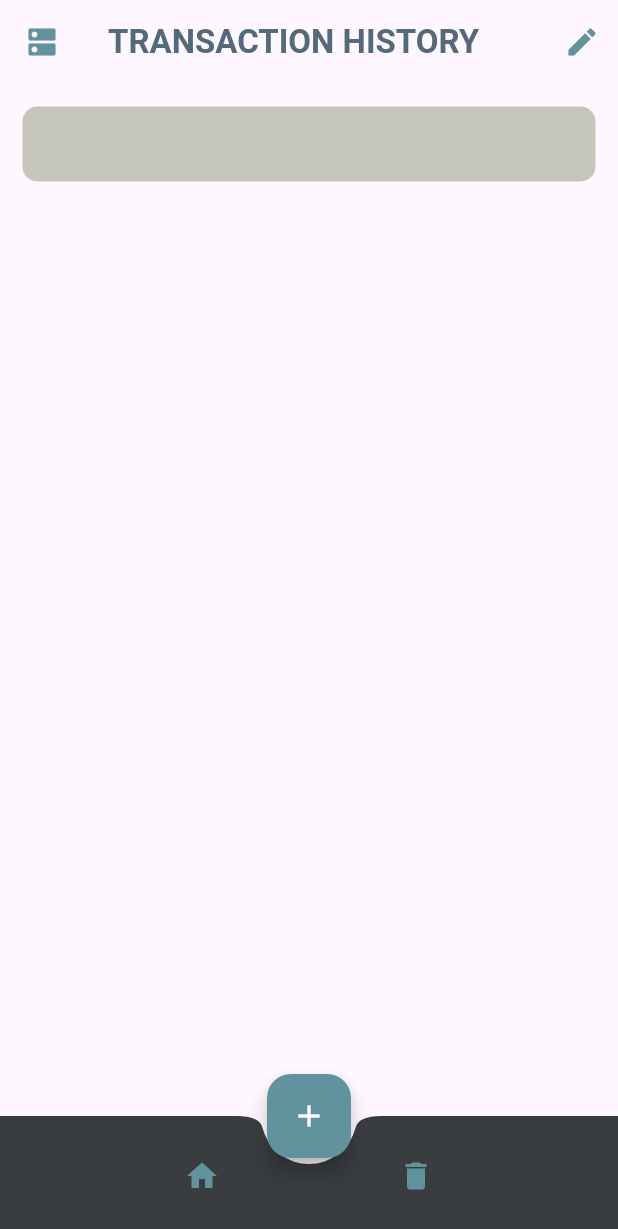
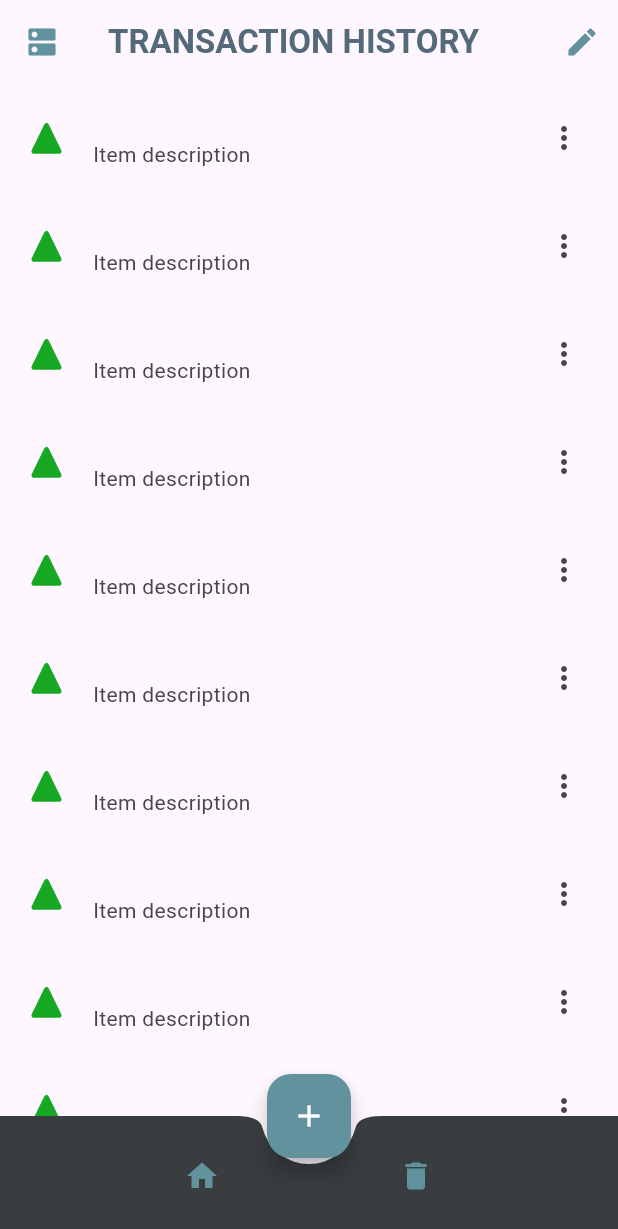
Before and after one commit to 1123Alessandro/PesoPal, a Flutter app: the screen it shows after launch, on a phone screen of 412 x 824 dp. Shown: the top 1229 px of the screen. Run offline on Flutter 3.47's test engine with Material 3 defaults, Android fonts, the light colour scheme and no system bars; our stand-ins replace sqflite, sqflite_common; missing offline and left inert: peso_pal; accounts and stored records are empty.

Commit message:
updated trans

```diff
--- a/lib/TransactionHistory.dart
+++ b/lib/TransactionHistory.dart
@@ -1,6 +1,14 @@
 import 'package:flutter/material.dart';
+import 'package:flutter/cupertino.dart';
+import 'constants.dart';
+import 'TxnType.dart';
+import 'DatabaseManager.dart';
 
 const activeCardColor = Color(0xFFC6C5B9);
+String transactionName = '';
+String transactionDate = '';
+int transactionPrice = 0;
+//final List<Map> items = List<String>.generate(10000, (i) => '$i');
 
 class HistoryPage extends StatefulWidget {
   @override
@@ -8,6 +16,10 @@ class HistoryPage extends StatefulWidget {
 }
 
 class _TransactionHistoryState extends State<HistoryPage> {
+  TxnType type = TxnType.Earn;
+  //List<Map> items = List<String>.generate(10000, (i) => '$i');
+  //_TransactionHistoryState({required this.items});
+
   @override
   Widget build(BuildContext context) {
     return Scaffold(
@@ -37,17 +49,42 @@ class _TransactionHistoryState extends State<HistoryPage> {
           ),
         ],
       ),
-      body: Column(
-        children: <Widget>[
+      body: Center(
+        child: ListView.builder(
+          //itemCount: items.length,
+          itemBuilder: (context, index) {
+            if(type == TxnType.Earn) {
+              return ListTile(
+                leading:
+                Icon(
+                  CupertinoIcons.arrowtriangle_up_fill,
+                  size: 30.0,
+                  color: incomeArrowIn,
+                ),
+                //title: Text('Item ${items[index]}'),
+                subtitle: Text('Item description'),
+                trailing: Icon(Icons.more_vert),
+              );
+            }
+            else {
+              return ListTile(
+                leading:
+                Icon(
+                  CupertinoIcons.arrowtriangle_down_fill,
+                  size: 100.0,
+                  color: expensesArrowIn,
+                ),
+                //title: Text('Item ${items[index]}'),
+                subtitle: Text('Item description'),
+                trailing: Icon(Icons.more_vert),
+              );
+            }
+          },
+        )
           // TODO: depends on the number of records
           // TODO: change Expanded
-          Container(
-            child: ReusableCard(
-              color: activeCardColor,
-            ),
-          ),
+
           // TODO: add Previous and Next TextButtons
-        ],
       ),
       floatingActionButtonLocation: FloatingActionButtonLocation.centerDocked,
       floatingActionButton: FloatingActionButton(
@@ -84,19 +121,25 @@ class _TransactionHistoryState extends State<HistoryPage> {
   }
 }
 
-class ReusableCard extends StatelessWidget {
+/*class ReusableCard extends StatelessWidget {
   final Color color;
-  ReusableCard({required this.color});
+  final IconData icon;
+  final Text text;
+  final Widget leading;
+
+  ReusableCard({required this.color, required this.icon, required this.text});
 
   @override
   Widget build(BuildContext context) {
-    return Container(
-      margin: EdgeInsets.all(15.0),
-      height: 50,
-      decoration: BoxDecoration(
-        color: color,
-        borderRadius: BorderRadius.circular(10.0),
+    return ListTile(
+      leading: Icon(
+          icon,
+          size: 20.0,
+          color: color,
       ),
+      title: Text(transactionName),
+      subtitle: Text(transactionDate),
+      trailing: Text('$transactionPrice'),
     );
   }
-}
+}*/
```
